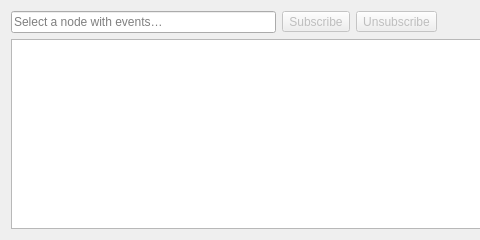
Qt form src/ui/widgets/eventswidget.ui (sanny32/OpenUaExplorer) before a commit; both pictures show x 0 to 480 and y 0 to 240 of the 817 by 240 pixel window.
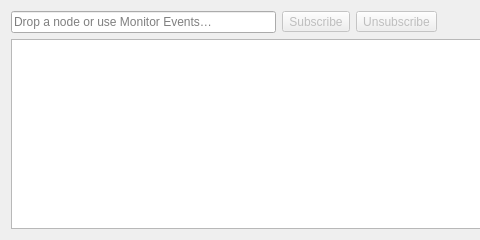
The same form after that commit. Custom widgets are drawn as their Qt base class.

Commit message: feat(event-monitoring): enhance event source handling with displayPath support

```diff
--- a/src/ui/widgets/eventswidget.ui
+++ b/src/ui/widgets/eventswidget.ui
@@ -19,7 +19,7 @@
         <bool>true</bool>
        </property>
        <property name="placeholderText">
-        <string>Select a node with events…</string>
+        <string>Drop a node or use Monitor Events…</string>
        </property>
       </widget>
      </item>
```
Left out of the diff: 6 changed lines with no effect on the pictures. The commit also changes 11 other files.
